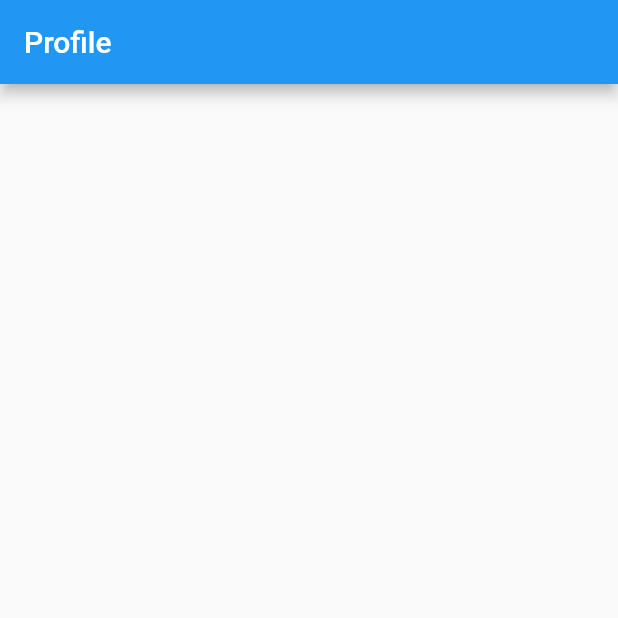
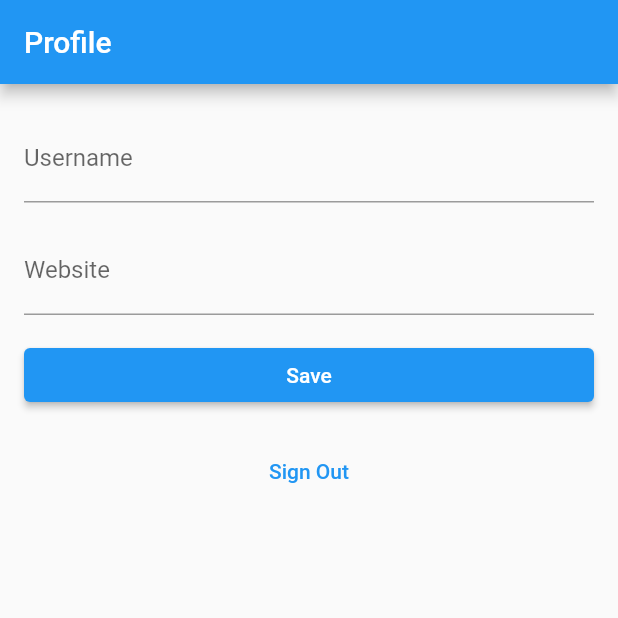
Before and after one commit to aospiridonov/flutter_supabase_example, a Flutter app: the screen it shows once a user with an empty profile is signed in, on a phone screen of 412 x 824 dp, the top half of it. Run offline on Flutter 3.47's test engine with Material 2 defaults, Android fonts, the phone set to English and light mode, and no system bars; our stand-ins replace supabase_flutter; accounts and stored records are empty; network calls fail.

Commit message:
added profile form

```diff
--- a/lib/widgets/profile_form.dart
+++ b/lib/widgets/profile_form.dart
@@ -1,4 +1,5 @@
 import 'package:flutter/material.dart';
+import 'package:supabase_flutter/supabase_flutter.dart';
 
 class ProfileForm extends StatefulWidget {
   const ProfileForm({Key? key}) : super(key: key);
@@ -8,8 +9,103 @@ class ProfileForm extends StatefulWidget {
 }
 
 class _ProfileFormState extends State<ProfileForm> {
+  bool _loading = true;
+  final _usernameController = TextEditingController();
+  final _websiteController = TextEditingController();
+
+  @override
+  void initState() {
+    _loadProfile();
+    super.initState();
+  }
+
+  @override
+  void dispose() {
+    _usernameController.dispose();
+    _websiteController.dispose();
+    super.dispose();
+  }
+
   @override
   Widget build(BuildContext context) {
-    return Container();
+    return _loading
+        ? const CircularProgressIndicator()
+        : ListView(
+            padding: const EdgeInsets.symmetric(horizontal: 16, vertical: 20),
+            children: [
+              TextFormField(
+                controller: _usernameController,
+                decoration: const InputDecoration(label: Text('Username')),
+              ),
+              const SizedBox(height: 16),
+              TextFormField(
+                controller: _websiteController,
+                decoration: const InputDecoration(label: Text('Website')),
+              ),
+              const SizedBox(height: 16),
+              ElevatedButton(
+                  onPressed: () async {
+                    try {
+                      setState(() {
+                        _loading = false;
+                      });
+                      final userId =
+                          Supabase.instance.client.auth.currentUser!.id;
+                      final username = _usernameController.text;
+                      final website = _websiteController.text;
+                      await Supabase.instance.client.from('profile').upsert({
+                        'id': userId,
+                        'username': username,
+                        'website': website,
+                      });
+                      if (mounted) {
+                        ScaffoldMessenger.of(context).showSnackBar(
+                          const SnackBar(
+                            content: Text('Saved profile'),
+                            backgroundColor: Colors.green,
+                          ),
+                        );
+                      }
+                    } catch (e) {
+                      ScaffoldMessenger.of(context).showSnackBar(const SnackBar(
+                        content: Text('Error saving profile'),
+                        backgroundColor: Colors.red,
+                      ));
+                    }
+                    setState(() {
+                      _loading = true;
+                    });
+                  },
+                  child: const Text('Save')),
+              const SizedBox(height: 16),
+              TextButton(
+                  onPressed: () => Supabase.instance.client.auth.signOut(),
+                  child: const Text('Sign Out')),
+            ],
+          );
+  }
+
+  void _loadProfile() async {
+    try {
+      final userId = Supabase.instance.client.auth.currentUser!.id;
+      final data = (await Supabase.instance.client
+          .from('profiles')
+          .select()
+          .match({'id': userId}).maybeSingle()) as Map?;
+      if (data != null) {
+        setState(() {
+          _usernameController.text = data['username'];
+          _websiteController.text = data['website'];
+        });
+      }
+    } catch (e) {
+      ScaffoldMessenger.of(context).showSnackBar(const SnackBar(
+        content: Text('Error occured while getting profile'),
+        backgroundColor: Colors.red,
+      ));
+    }
+    setState(() {
+      _loading = false;
+    });
   }
 }
```
